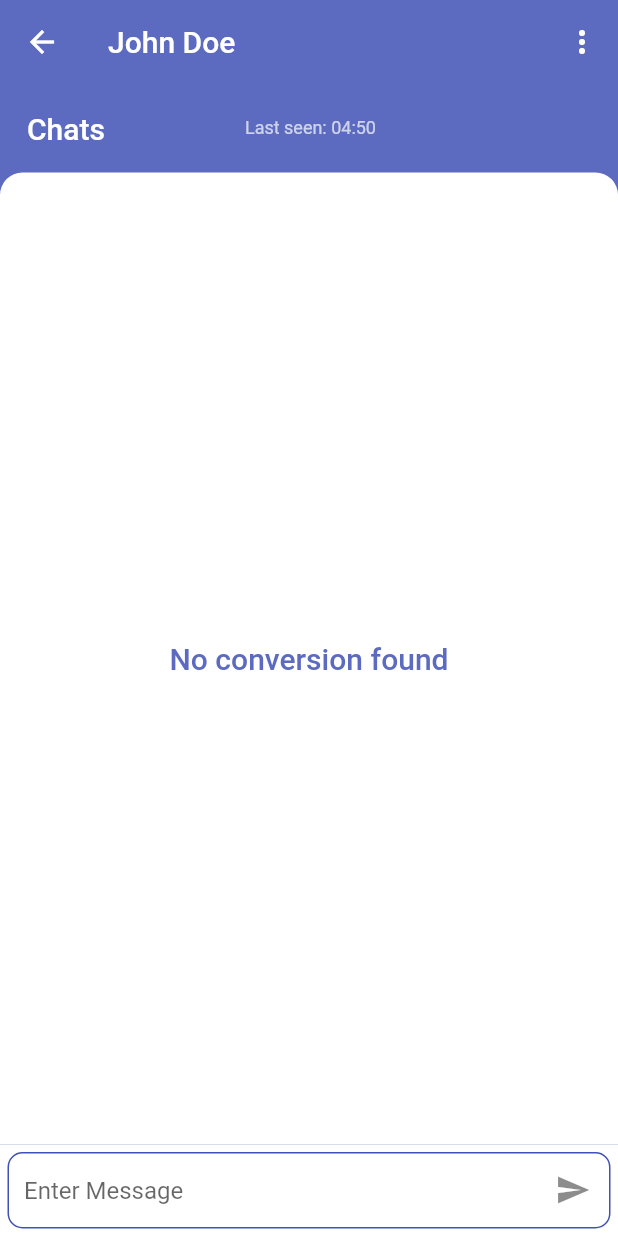
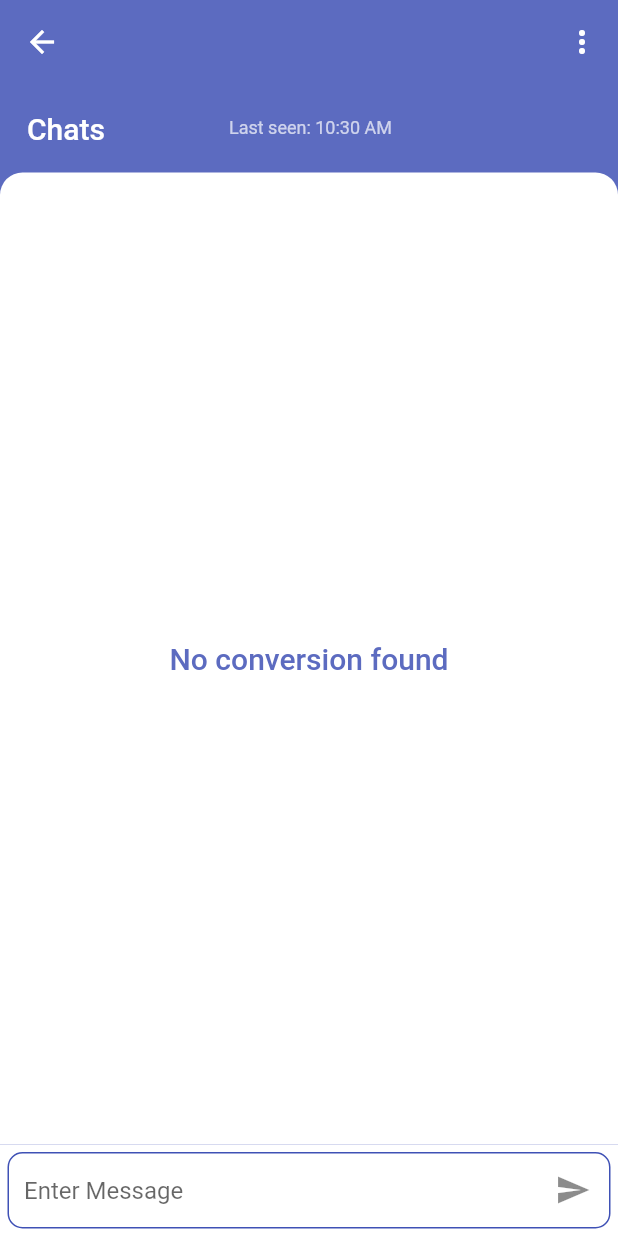
Before and after one commit to PrinceJohn01/my_flutter_chatapp, a Flutter app: the ChatPage screen opened directly with empty values, on a phone screen of 412 x 824 dp. Run offline on Flutter 3.47's test engine with Material 2 defaults, Android fonts, the light colour scheme and no system bars; our stand-ins replace cloud_firestore, firebase_auth, firebase_core; missing offline and left inert: flutterfire_ui; accounts and stored records are empty.

Commit message:
my last commit

```diff
--- a/lib/chatpage.dart
+++ b/lib/chatpage.dart
@@ -7,7 +7,9 @@ import 'comps/widgets.dart';
 
 class ChatPage extends StatefulWidget {
   final String id;
-  const ChatPage({Key? key, required this.id}) : super(key: key);
+  final String name;
+
+  const ChatPage({Key? key, required this.id, required this.name}) : super(key: key);
 
   @override
   State<ChatPage> createState() => _ChatPageState();
@@ -22,7 +24,7 @@ class _ChatPageState extends State<ChatPage> {
       backgroundColor: Colors.indigo.shade400,
       appBar: AppBar(
         backgroundColor: Colors.indigo.shade400,
-        title: const Text('John Doe'),
+        title: Text(widget.name),
         elevation: 0,
         actions: [
           IconButton(onPressed: () {}, icon: const Icon(Icons.more_vert))
@@ -42,12 +44,17 @@ class _ChatPageState extends State<ChatPage> {
                   style: Styles.h1(),
                 ),
                 const Spacer(),
-                Text(
-                  'Last seen: 04:50',
+                StreamBuilder(
+                  stream: firestore.collection('Users').doc(widget.id).snapshots(),
+                  builder: (context,AsyncSnapshot<DocumentSnapshot<Map<String, dynamic>>> snapshot) {
+                    return !snapshot.hasData? Container(): Text(
+                      'Last seen: ' + DateFormat('hh:mm a').format(snapshot.data!['date_time'].toDate()),
                       style: Styles.h1().copyWith(
                           fontSize: 12,
                           fontWeight: FontWeight.normal,
                           color: Colors.white70),
+                    );
+                  }
                 ),
                 const Spacer(),
                 const SizedBox(
@@ -124,6 +131,7 @@ class _ChatPageState extends State<ChatPage> {
           Container(
             color: Colors.white,
             child: ChatWidgets.messageField(onSubmit: (controller) {
+              if (controller.text.toString() != ''){
                 if (roomId != null) {
                   Map<String, dynamic> data = {
                     'message': controller.text.trim(),
@@ -155,6 +163,7 @@ class _ChatPageState extends State<ChatPage> {
                     value.collection('messages').add(data);
                   });
                 }
+              }
               controller.clear();
             }),
           )
--- a/lib/comps/animated-dialog.dart
+++ b/lib/comps/animated-dialog.dart
@@ -83,6 +83,7 @@ class _AnimatedDialogState extends State<AnimatedDialog> {
                                   builder: (context) {
                                     return ChatPage(
                                       id: data[i].id.toString(),
+                                      name: data[i]['name'],
                                     );
                                   },
                                 ),
```
Also changed, not shown: lib/comps/widgets.dart (+4 -4 lines), lib/homepage.dart (+22 -1 lines), 1 other file. Lines whose indentation alone changed are shown as unchanged.
